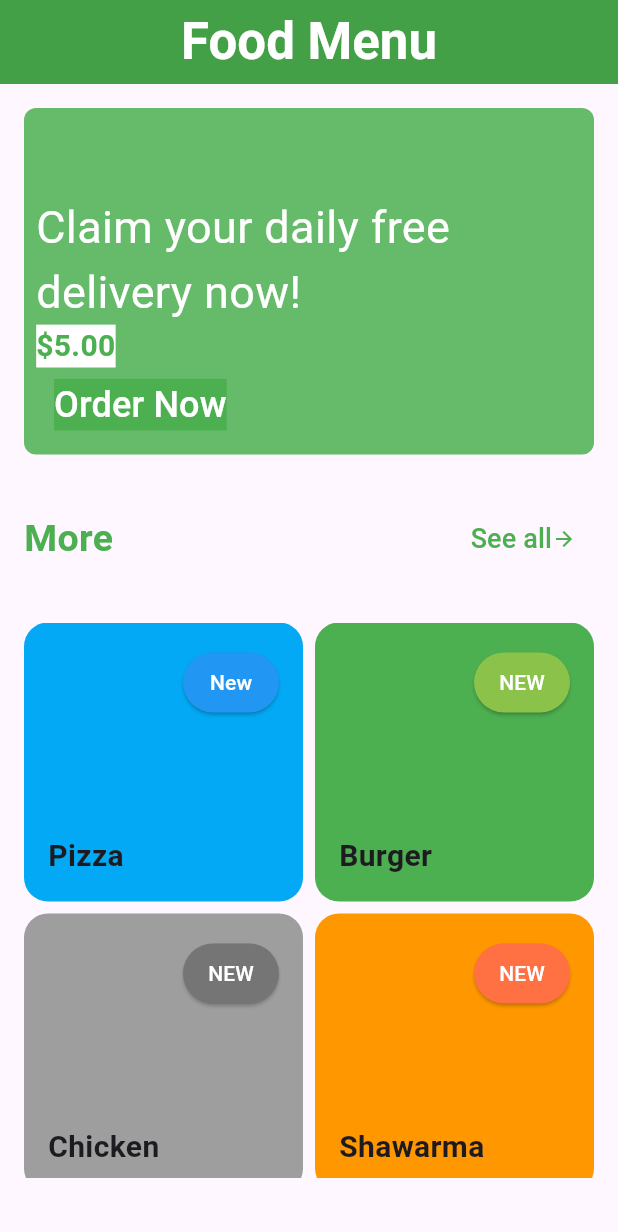
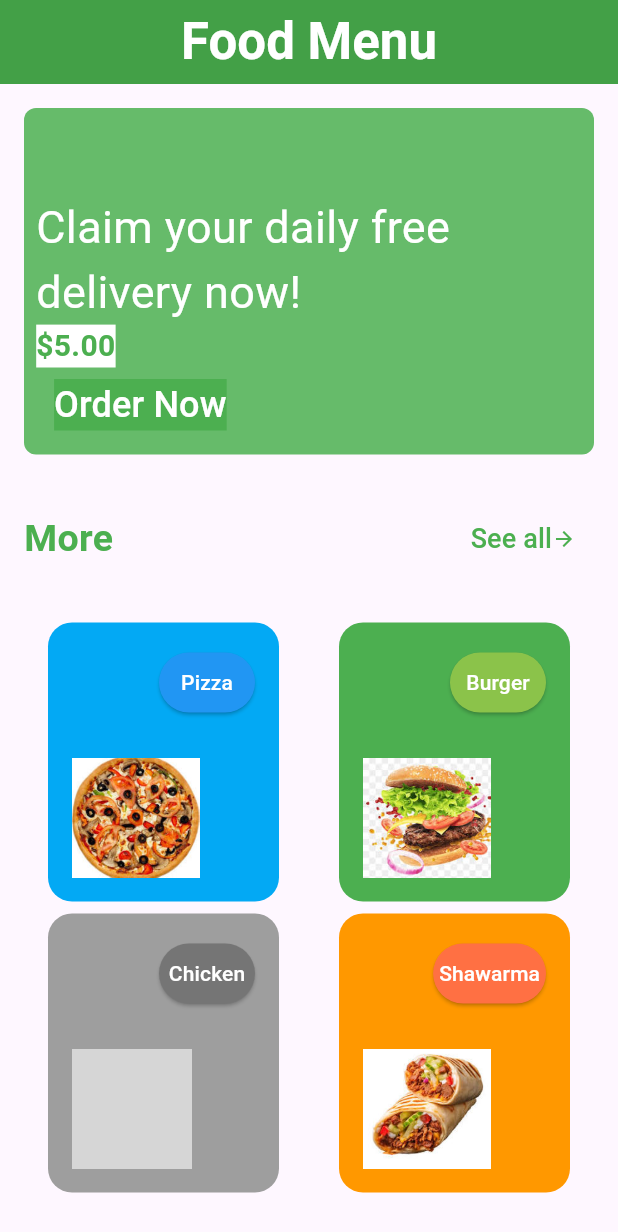
Before and after one commit to DamisolaT/FlutterApp_Week17_Assesment, a Flutter app: the screen it shows after launch, on a phone screen of 412 x 824 dp. Shown: the top 1232 px of the screen. Run offline on Flutter 3.47's test engine with Material 3 defaults, Android fonts, the phone set to English and light mode, and no system bars; grey boxes are pictures that could not be loaded.

Commit message:
WTF Week 17 Assessment Images added to the gridview

```diff
--- a/lib/home/homepage.dart
+++ b/lib/home/homepage.dart
@@ -12,7 +12,7 @@ class HomePage extends StatelessWidget {
     return Scaffold(
       appBar: AppBar(
         backgroundColor: Colors.green[600],
-        title: Text("Food Menu",
+        title: const Text("Food Menu",
           style: TextStyle(
               color: Colors.white,
               fontWeight: FontWeight.bold,
@@ -22,50 +22,46 @@ class HomePage extends StatelessWidget {
         centerTitle: true,
       ),
      body: ListView(
-       padding: EdgeInsets.all(16),
+       padding: const EdgeInsets.all(16),
        children: [
           OrderNowSection(),
          MoreItem(),
-
-    SizedBox(
-    height: 370,
+         Container(
+           height: 450,
+           child: SizedBox(
              child: GridView.count(
                crossAxisCount: 2,
                mainAxisSpacing: 8,
                crossAxisSpacing: 8,
                shrinkWrap: true,
-    physics: NeverScrollableScrollPhysics(),
+               physics: const NeverScrollableScrollPhysics(),
                children: [
                  MoreSection(
                    color: Colors.blue,
                    backgroundColor: Colors.lightBlue,
-    textOnButton: "New",
                    title: "Pizza",
-    image: Image.asset("assets/images/pizza.png"),
+                   image: Image.asset("assets/images/pizza.png",height: 80,),
                  ),
                  MoreSection(
-    textOnButton: "NEW",
                    backgroundColor: Colors.green,
                    title: "Burger",
                    color: Colors.lightGreen,
-    image: Image.asset("assets/images/burger.png"),
+                   image: Image.asset("assets/images/burger.png",height: 80,),
 
                  ),
                  MoreSection(
-    textOnButton: "NEW",
                    title: "Chicken",
                    backgroundColor: Colors.grey,
                    color: Colors.grey.shade600,
-    image: Image.asset("assets/images/chicken.png"),
+                   image: Image.asset("assets/images/chicken.png",height: 80,),
 
 
                  ),
                  MoreSection(
-    textOnButton: "NEW",
                    title: "Shawarma",
                    backgroundColor: Colors.orange,
                    color: Colors.deepOrange.shade400,
-    image: Image.asset("assets/images/shawarma.png"),
+                   image: Image.asset("assets/images/shawarma.png",height: 80,),
 
 
                  )
@@ -75,6 +71,10 @@ class HomePage extends StatelessWidget {
 
 
            ),
+         ),
+
+
+
 
        ],
      ),
--- a/lib/home/widget/more_item.dart
+++ b/lib/home/widget/more_item.dart
@@ -1,6 +1,7 @@
 
 import 'package:flutter/material.dart';
-import 'package:wtfweek17_assessment/home/widget/more_section.dart';
+
+import 'more_section.dart';
 
 
 
@@ -12,15 +13,15 @@ class MoreItem extends StatelessWidget {
   @override
   Widget build(BuildContext context) {
     return Container(
-      margin: EdgeInsets.symmetric(vertical: 16),
-      padding: EdgeInsets.symmetric(vertical: 16),
+      margin: const EdgeInsets.symmetric(vertical: 16),
+      padding: const EdgeInsets.symmetric(vertical: 16),
       child: Column(
         crossAxisAlignment: CrossAxisAlignment.start,
         children: [
           Row(
             mainAxisAlignment: MainAxisAlignment.spaceBetween,
             children: [
-              Text("More",
+              const Text("More",
                 style:TextStyle(
                   fontSize: 25,
                   fontWeight: FontWeight.bold,
@@ -28,7 +29,7 @@ class MoreItem extends StatelessWidget {
                 ),
                 ),
               TextButton(onPressed: (){},
-                  child: Row(
+                  child: const Row(
                     children: [
                       Text("See all",
                       style: TextStyle(
@@ -40,7 +41,9 @@ class MoreItem extends StatelessWidget {
                       color: Colors.green,
                       size: 16,)
                     ],
-                  ))
+                  ),
+              ),
+
             ],
           ),
         ],
--- a/lib/home/widget/more_section.dart
+++ b/lib/home/widget/more_section.dart
@@ -3,14 +3,14 @@ import 'package:flutter/material.dart';
 
 class MoreSection extends StatelessWidget {
   const MoreSection({super.key,
-    required this.textOnButton,
+
 
 
     required this.color,
     required this.image,
     required this.title, required this.backgroundColor});
 
-  final String textOnButton;
+
   final String title;
   final Color color;
   final Color backgroundColor;
@@ -19,11 +19,12 @@ class MoreSection extends StatelessWidget {
   @override
   Widget build(BuildContext context) {
     return Container(
+      margin: EdgeInsets.symmetric(horizontal: 16),
       decoration: BoxDecoration(
         color: backgroundColor,
         borderRadius: BorderRadius.circular(16),
       ),
-      padding: EdgeInsets.all(16),
+      padding: const EdgeInsets.all(16),
         child: Column(
           crossAxisAlignment: CrossAxisAlignment.start,
           mainAxisAlignment: MainAxisAlignment.spaceBetween,
@@ -33,22 +34,17 @@ class MoreSection extends StatelessWidget {
               children: [
                 ElevatedButton(
                   onPressed: (){},
-                  child:
-                  Text(textOnButton),
                   style: ElevatedButton.styleFrom(
                       backgroundColor: color,
                       foregroundColor: Colors.white,
-                      padding: EdgeInsets.symmetric(horizontal: 4)
+                      padding: const EdgeInsets.symmetric(horizontal: 4)
                   ),
+                  child:
+                  Text(title),
                 ),
               ],
             ),
-             Text(title,
-             style: TextStyle(
-             fontSize: 20,
-             fontWeight: FontWeight.bold)
-             ),
-
+            image,
 
         ],
         ),
--- a/lib/home/widget/order_now_section.dart
+++ b/lib/home/widget/order_now_section.dart
@@ -7,7 +7,7 @@ class OrderNowSection extends StatelessWidget {
   @override
   Widget build(BuildContext context) {
     return Container(
-      padding: EdgeInsets.all(8),
+      padding: const EdgeInsets.all(8),
       decoration: BoxDecoration(
         color: Colors.green[400],
         borderRadius: BorderRadius.circular(8)
@@ -15,9 +15,9 @@ class OrderNowSection extends StatelessWidget {
       child: Column(
         crossAxisAlignment: CrossAxisAlignment.start,
         children: [
-          SizedBox(
+          const SizedBox(
             height: 50),
-          Text(
+          const Text(
             "Claim your daily free delivery now!",
           style: TextStyle(
             fontSize: 30,
@@ -25,7 +25,7 @@ class OrderNowSection extends StatelessWidget {
             color: Colors.white
           ),
           ),
-          Text("\$5.00",
+          const Text("\$5.00",
             style: TextStyle(
             fontWeight: FontWeight.bold,
             fontSize: 20,
@@ -39,7 +39,7 @@ class OrderNowSection extends StatelessWidget {
             children: [
               TextButton(
                   onPressed: (){},
-                  child: Text("Order Now",
+                  child: const Text("Order Now",
                   style: TextStyle(
                     backgroundColor: Colors.green,
                         fontSize: 24,
--- a/lib/main.dart
+++ b/lib/main.dart
@@ -18,7 +18,7 @@ class MyApp extends StatelessWidget {
         colorScheme: ColorScheme.fromSeed(seedColor: Colors.deepPurple),
         useMaterial3: true,
       ),
-      home: HomePage()
+      home: const HomePage()
     );
   }
 }
```
Lines whose indentation alone changed are shown as unchanged.
